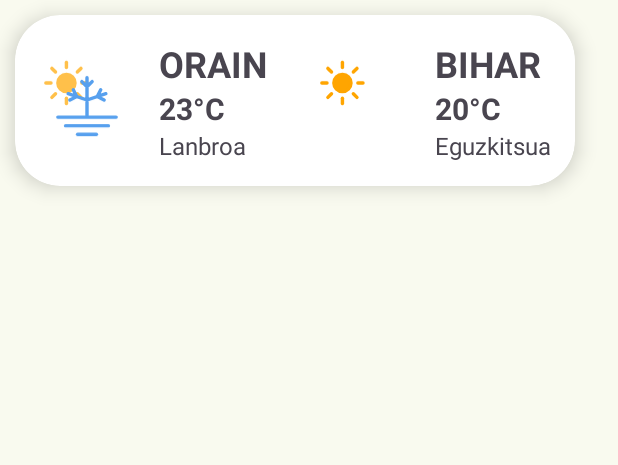
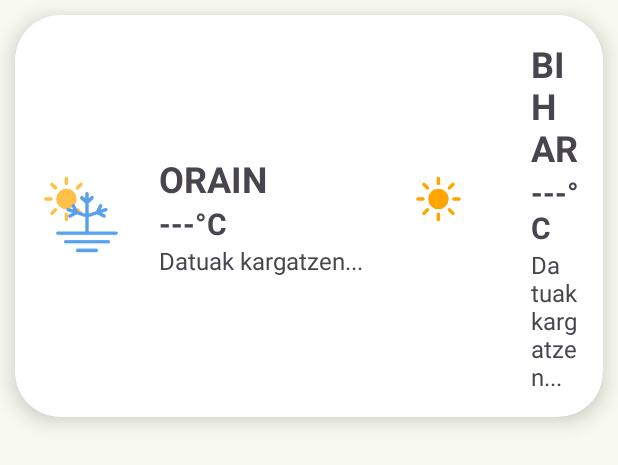
Before and after one commit to LifeOfAitor/DockChill, an Android app: the layout weather_card.xml on its own in the app's theme, with its tools: preview values and no code run, on a phone screen of 412 x 824 dp. Shown: the top 465 px of the screen. Run offline under Robolectric (Android 15) with nearby library versions, the phone set to English and light mode, and no system bars.

```diff
--- a/app/src/main/res/layout/weather_card.xml
+++ b/app/src/main/res/layout/weather_card.xml
@@ -44,7 +44,7 @@
                     android:id="@+id/gaur_temperature_text"
                     android:layout_width="wrap_content"
                     android:layout_height="wrap_content"
-                    android:text="23°C"
+                    android:text="---°C"
                     android:textSize="20sp"
                     android:textStyle="bold" />
 
@@ -52,7 +52,7 @@
                     android:id="@+id/gaur_weather_description"
                     android:layout_width="wrap_content"
                     android:layout_height="wrap_content"
-                    android:text="Lanbroa"
+                    android:text="Datuak kargatzen..."
                     android:textSize="16sp" />
             </LinearLayout>
 
@@ -89,7 +89,7 @@
                     android:id="@+id/bihar_temperature_text"
                     android:layout_width="wrap_content"
                     android:layout_height="wrap_content"
-                    android:text="20°C"
+                    android:text="---°C"
                     android:textSize="20sp"
                     android:textStyle="bold"/>
 
@@ -97,7 +97,7 @@
                     android:id="@+id/bihar_weather_description"
                     android:layout_width="wrap_content"
                     android:layout_height="wrap_content"
-                    android:text="Eguzkitsua"
+                    android:text="Datuak kargatzen..."
                     android:textSize="16sp"/>
 
             </LinearLayout>
```
Also changed, not shown: app/src/main/java/com/dev/dockchill/MainScreenFragment.kt (+43 -10 lines), app/src/main/java/com/dev/dockchill/Weather.kt (+41 -8 lines), 1 other file.
